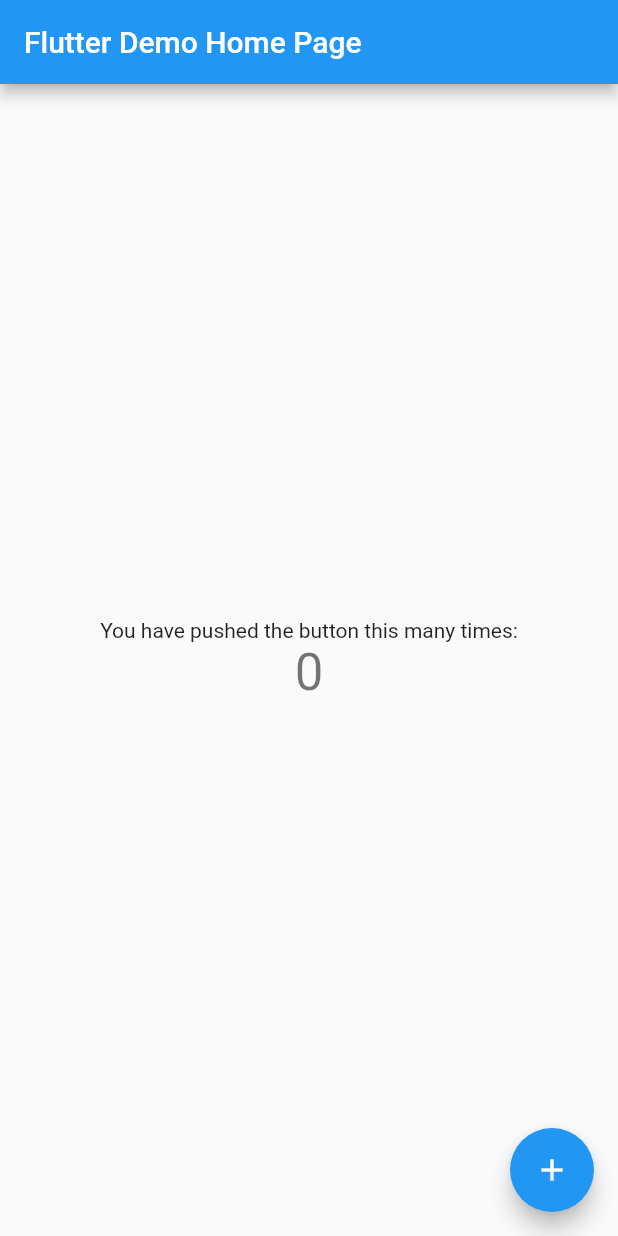
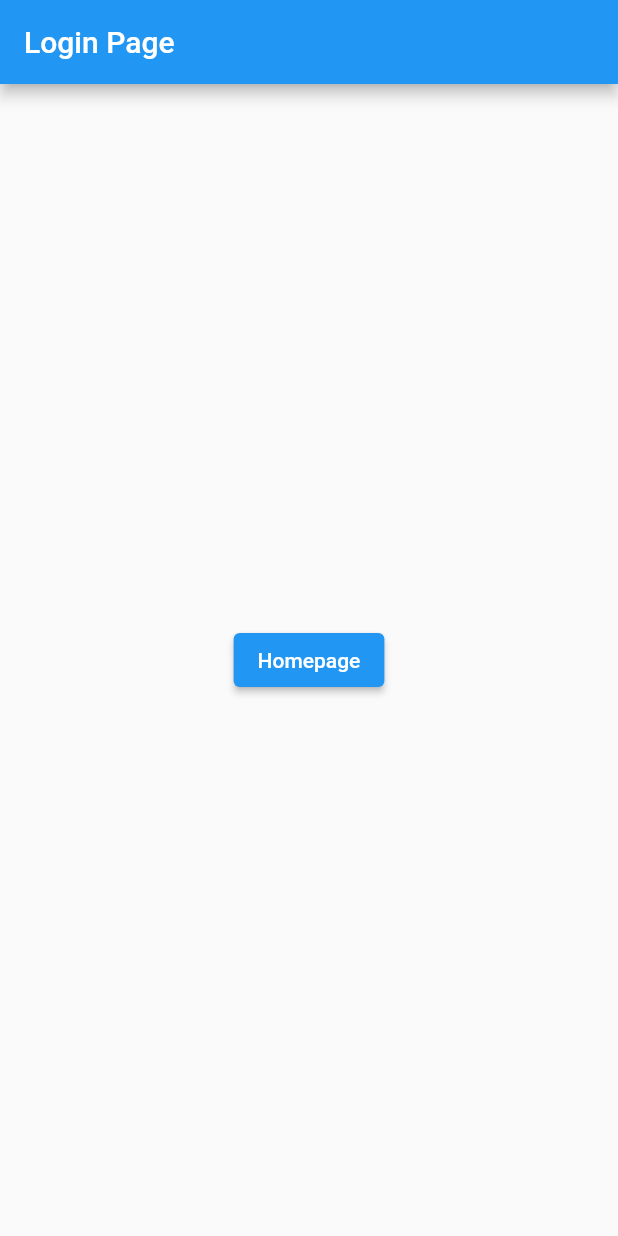
Before and after one commit to frhan03/k9k10connect, a Flutter app: the screen it shows after launch, on a phone screen of 412 x 824 dp. Run offline on Flutter 3.47's test engine with Material 2 defaults, Android fonts, the phone set to English and light mode, and no system bars.

```diff
--- a/lib/main.dart
+++ b/lib/main.dart
@@ -1,4 +1,5 @@
 import 'package:flutter/material.dart';
+import 'package:k9k10connect/homepage.dart';
 
 void main() {
   runApp(const MyApp());
@@ -16,7 +17,7 @@ class MyApp extends StatelessWidget {
 
         primarySwatch: Colors.blue,
       ),
-      home: const MyHomePage(title: 'Flutter Demo Home Page'),
+      home: const MyHomePage(title: 'Login Page'),
     );
   }
 }
@@ -31,13 +32,7 @@ class MyHomePage extends StatefulWidget {
 }
 
 class _MyHomePageState extends State<MyHomePage> {
-  int _counter = 0;
 
-  void _incrementCounter() {
-    setState(() {
-      _counter++;
-    });
-  }
 
   @override
   Widget build(BuildContext context) {
@@ -48,26 +43,25 @@ class _MyHomePageState extends State<MyHomePage> {
         // the App.build method, and use it to set our appbar title.
         title: Text(widget.title),
       ),
-      body: Center(
+      body: Align(
+        alignment: Alignment.center,
+        child: Column(
+          mainAxisSize: MainAxisSize.max,
+          mainAxisAlignment: MainAxisAlignment.center,
+          crossAxisAlignment: CrossAxisAlignment.center,
 
-        child: Column(
-
-          mainAxisAlignment: MainAxisAlignment.center,
-          children: <Widget>[
-            const Text(
-              'You have pushed the button this many times:',
-            ),
-            Text(
-              '$_counter',
-              style: Theme.of(context).textTheme.headlineMedium,
+          children: [
+            ElevatedButton(
+                onPressed: () {
+                  Navigator.push(
+                    context,
+                    MaterialPageRoute(builder: (context) => const Homepage()),
+                  );
+                },
+                child: const Text('Homepage')
             ),
           ],
         ),
-      ),
-      floatingActionButton: FloatingActionButton(
-        onPressed: _incrementCounter,
-        tooltip: 'Increment',
-        child: const Icon(Icons.add),
       ), // This trailing comma makes auto-formatting nicer for build methods.
     );
   }
--- a/pubspec.yaml
+++ b/pubspec.yaml
@@ -28,6 +28,7 @@ environment:
 # the latest version available on pub.dev. To see which dependencies have newer
 # versions available, run `flutter pub outdated`.
 dependencies:
+
   flutter:
     sdk: flutter
 
@@ -59,9 +60,8 @@ flutter:
   uses-material-design: true
 
   # To add assets to your application, add an assets section, like this:
-  # assets:
-  #   - images/a_dot_burr.jpeg
-  #   - images/a_dot_ham.jpeg
+assets:
+  - assets/
 
   # An image asset can refer to one or more resolution-specific "variants", see
   # https://flutter.dev/assets-and-images/#resolution-aware
```
Also changed, not shown: lib/homepage.dart (+96 -59 lines).
